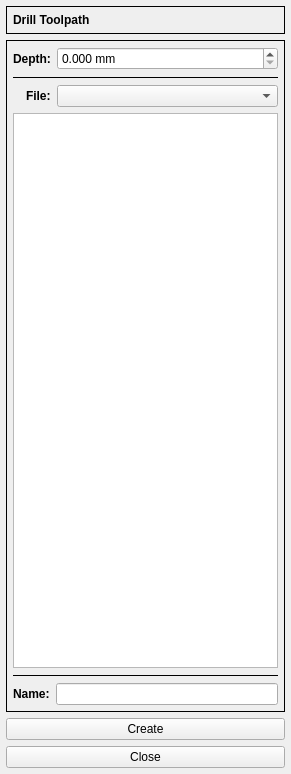
Before: the Qt Designer form G2G/forms/drillform.ui in aLDime/GERBER_X2, drawn with Qt 5.
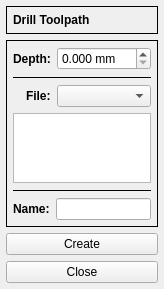
After: the same form once the commit is applied.

What changed in the file:
```diff
--- a/G2G/forms/drillform.ui
+++ b/G2G/forms/drillform.ui
@@ -6,8 +6,8 @@
    <rect>
     <x>0</x>
     <y>0</y>
-    <width>291</width>
-    <height>774</height>
+    <width>155</width>
+    <height>288</height>
    </rect>
   </property>
   <property name="windowTitle">
```
